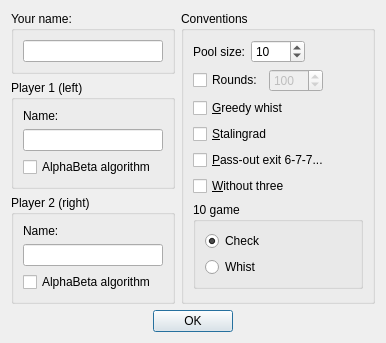
Before: the Qt Designer form src/view/newgameform.ui in infsega/bbpref, drawn with Qt 5.
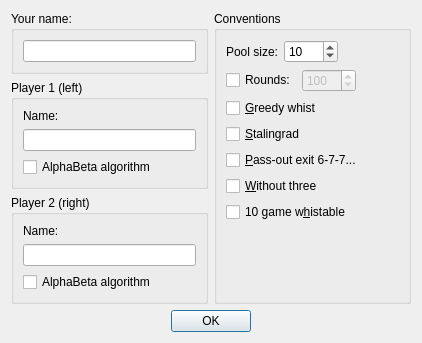
After: the same form once the commit is applied. Icons and pictures are not drawn.

Commit message: Replaced 10 game whist/check radio buttons with checkbox

What changed in the file:
```diff
--- a/src/view/newgameform.ui
+++ b/src/view/newgameform.ui
@@ -9,7 +9,7 @@
    <rect>
     <x>0</x>
     <y>0</y>
-    <width>386</width>
+    <width>422</width>
     <height>341</height>
    </rect>
   </property>
@@ -230,44 +230,10 @@
        </widget>
       </item>
       <item>
-       <widget class="QGroupBox" name="groupBox_3">
-        <property name="title">
-         <string>10 game</string>
+       <widget class="QCheckBox" name="cbTenWhist">
+        <property name="text">
+         <string>10 game w&amp;histable</string>
         </property>
-        <layout class="QVBoxLayout" name="verticalLayout_4">
-         <item>
-          <widget class="QRadioButton" name="rbTenCheck">
-           <property name="sizePolicy">
-            <sizepolicy hsizetype="Maximum" vsizetype="Fixed">
-             <horstretch>0</horstretch>
-             <verstretch>0</verstretch>
-            </sizepolicy>
-           </property>
-           <property name="text">
-            <string>Check</string>
-           </property>
-           <property name="checked">
-            <bool>true</bool>
-           </property>
-          </widget>
-         </item>
-         <item>
-          <widget class="QRadioButton" name="rbTenWhist">
-           <property name="sizePolicy">
-            <sizepolicy hsizetype="Maximum" vsizetype="Fixed">
-             <horstretch>0</horstretch>
-             <verstretch>0</verstretch>
-            </sizepolicy>
-           </property>
-           <property name="toolTip">
-            <string>In 10 game whister must take at least one trick</string>
-           </property>
-           <property name="text">
-            <string>Whist</string>
-           </property>
-          </widget>
-         </item>
-        </layout>
        </widget>
       </item>
       <item>
```
The commit also changes 1 other file.
